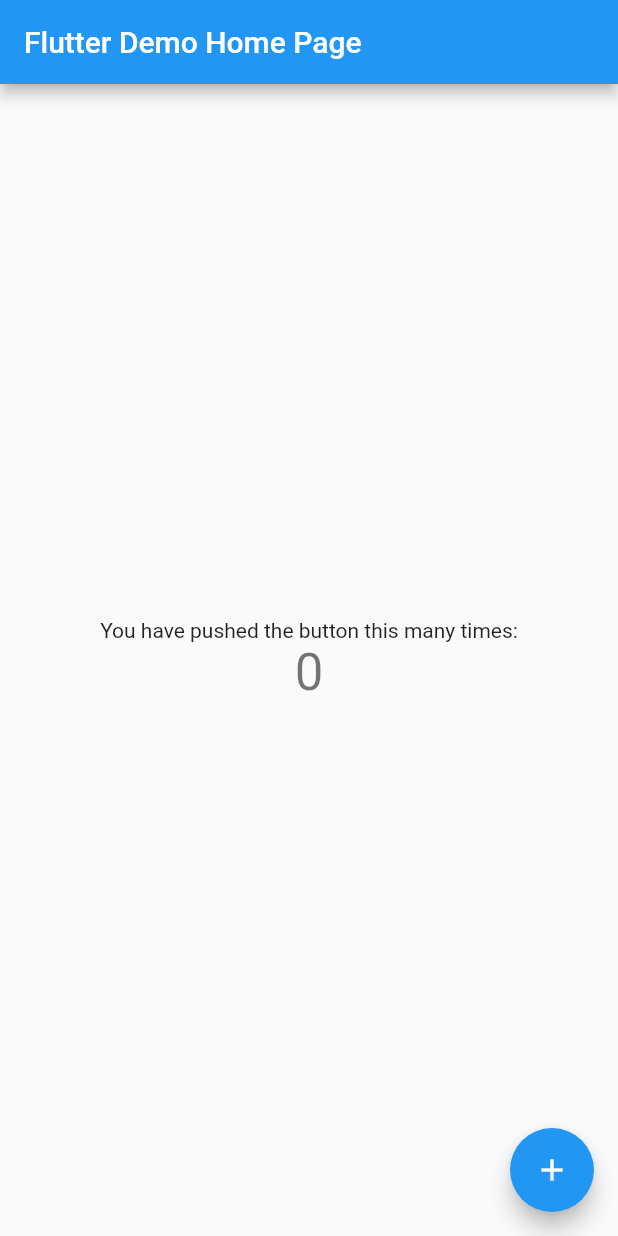
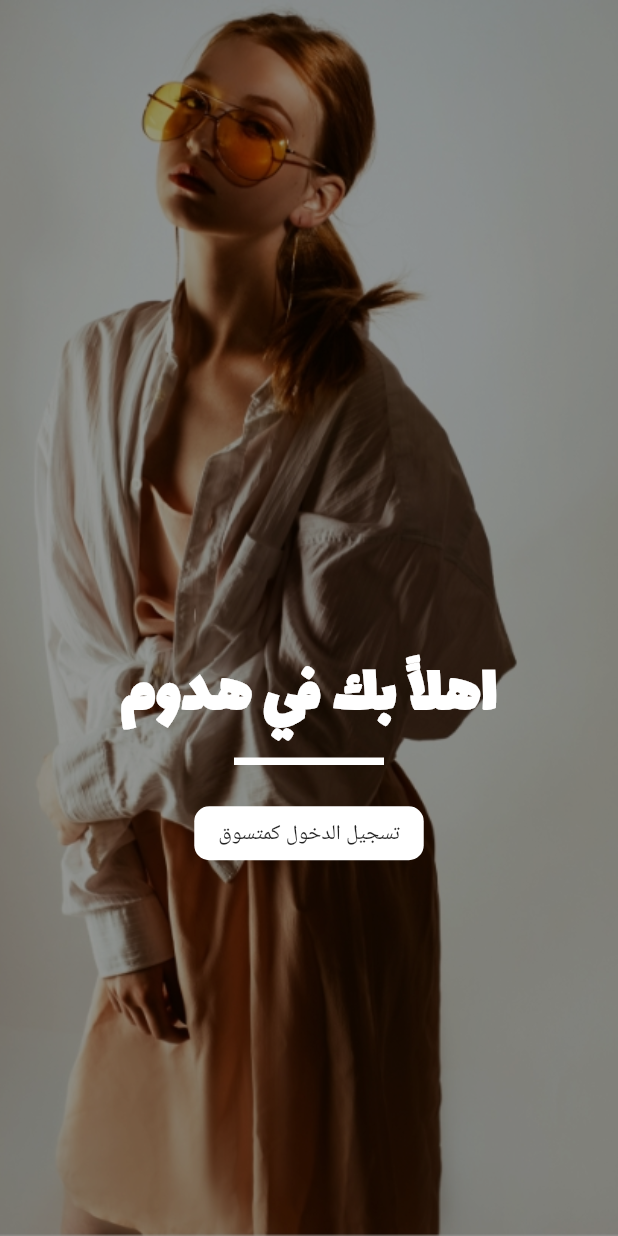
Before and after one commit to Asmaa933/Hodom-Task, a Flutter app: the screen it shows after launch, on a phone screen of 412 x 824 dp. Run offline on Flutter 3.47's test engine with Material 2 defaults, Android fonts, the phone set to English and light mode, and no system bars.

Commit message:
welcome screen
add font
add background image
working on welcome screen

```diff
--- /dev/null
+++ b/lib/WelcomeScreen.dart
@@ -0,0 +1,71 @@
+import 'package:flutter/material.dart';
+
+class WelcomeScreen extends StatelessWidget {
+  @override
+  Widget build(BuildContext context) {
+    return Scaffold(
+      body: SafeArea(
+        child: Container(
+          decoration: BoxDecoration(image: backgroundImage()),
+          child: Scaffold(
+            backgroundColor: Color.fromRGBO(0, 0, 0, 0.4),
+            body: Center(
+              child: Column(
+                mainAxisAlignment: MainAxisAlignment.center,
+                children: [
+                  addHeightSizedBox(200),
+                  welcomeText(),
+                  dividerLine(),
+                  Container(
+                    margin: EdgeInsets.all(16),
+                    child: FlatButton(
+                      shape: RoundedRectangleBorder(
+                        borderRadius: BorderRadius.circular(10),
+                      ),
+                      child: Text('تسجيل الدخول كمتسوق'),
+                      color: Colors.white,
+                      onPressed: () {},
+                    ),
+                  )
+                ],
+              ),
+            ),
+          ),
+        ),
+      ),
+    );
+  }
+}
+
+DecorationImage backgroundImage() {
+  return DecorationImage(
+    image: AssetImage('images/woman-standing.jpg'),
+    fit: BoxFit.cover,
+  );
+}
+
+Text welcomeText() {
+  return Text(
+    'اهلاً بك في هدوم',
+    style: TextStyle(
+      fontFamily: 'Lalezar',
+      fontSize: 45,
+      color: Colors.white,
+      fontWeight: FontWeight.bold,
+    ),
+  );
+}
+
+SizedBox dividerLine() {
+  return SizedBox(
+    width: 100,
+    child: Divider(
+      thickness: 5,
+      color: Colors.white,
+    ),
+  );
+}
+
+SizedBox addHeightSizedBox(double height) {
+  return SizedBox(height: height);
+}
--- a/lib/main.dart
+++ b/lib/main.dart
@@ -1,4 +1,5 @@
 import 'package:flutter/material.dart';
+import 'package:hodom_task/WelcomeScreen.dart';
 
 void main() {
   runApp(MyApp());
@@ -9,109 +10,9 @@ class MyApp extends StatelessWidget {
   @override
   Widget build(BuildContext context) {
     return MaterialApp(
-      title: 'Flutter Demo',
-      theme: ThemeData(
-        // This is the theme of your application.
-        //
-        // Try running your application with "flutter run". You'll see the
-        // application has a blue toolbar. Then, without quitting the app, try
-        // changing the primarySwatch below to Colors.green and then invoke
-        // "hot reload" (press "r" in the console where you ran "flutter run",
-        // or simply save your changes to "hot reload" in a Flutter IDE).
-        // Notice that the counter didn't reset back to zero; the application
-        // is not restarted.
-        primarySwatch: Colors.blue,
-        // This makes the visual density adapt to the platform that you run
-        // the app on. For desktop platforms, the controls will be smaller and
-        // closer together (more dense) than on mobile platforms.
-        visualDensity: VisualDensity.adaptivePlatformDensity,
-      ),
-      home: MyHomePage(title: 'Flutter Demo Home Page'),
+      debugShowCheckedModeBanner: false,
+      title: 'Hodom',
+      home: WelcomeScreen(),
     );
   }
 }
-
-class MyHomePage extends StatefulWidget {
-  MyHomePage({Key key, this.title}) : super(key: key);
-
-  // This widget is the home page of your application. It is stateful, meaning
-  // that it has a State object (defined below) that contains fields that affect
-  // how it looks.
-
-  // This class is the configuration for the state. It holds the values (in this
-  // case the title) provided by the parent (in this case the App widget) and
-  // used by the build method of the State. Fields in a Widget subclass are
-  // always marked "final".
-
-  final String title;
-
-  @override
-  _MyHomePageState createState() => _MyHomePageState();
-}
-
-class _MyHomePageState extends State<MyHomePage> {
-  int _counter = 0;
-
-  void _incrementCounter() {
-    setState(() {
-      // This call to setState tells the Flutter framework that something has
-      // changed in this State, which causes it to rerun the build method below
-      // so that the display can reflect the updated values. If we changed
-      // _counter without calling setState(), then the build method would not be
-      // called again, and so nothing would appear to happen.
-      _counter++;
-    });
-  }
-
-  @override
-  Widget build(BuildContext context) {
-    // This method is rerun every time setState is called, for instance as done
-    // by the _incrementCounter method above.
-    //
-    // The Flutter framework has been optimized to make rerunning build methods
-    // fast, so that you can just rebuild anything that needs updating rather
-    // than having to individually change instances of widgets.
-    return Scaffold(
-      appBar: AppBar(
-        // Here we take the value from the MyHomePage object that was created by
-        // the App.build method, and use it to set our appbar title.
-        title: Text(widget.title),
-      ),
-      body: Center(
-        // Center is a layout widget. It takes a single child and positions it
-        // in the middle of the parent.
-        child: Column(
-          // Column is also a layout widget. It takes a list of children and
-          // arranges them vertically. By default, it sizes itself to fit its
-          // children horizontally, and tries to be as tall as its parent.
-          //
-          // Invoke "debug painting" (press "p" in the console, choose the
-          // "Toggle Debug Paint" action from the Flutter Inspector in Android
-          // Studio, or the "Toggle Debug Paint" command in Visual Studio Code)
-          // to see the wireframe for each widget.
-          //
-          // Column has various properties to control how it sizes itself and
-          // how it positions its children. Here we use mainAxisAlignment to
-          // center the children vertically; the main axis here is the vertical
-          // axis because Columns are vertical (the cross axis would be
-          // horizontal).
-          mainAxisAlignment: MainAxisAlignment.center,
-          children: <Widget>[
-            Text(
-              'You have pushed the button this many times:',
-            ),
-            Text(
-              '$_counter',
-              style: Theme.of(context).textTheme.headline4,
-            ),
-          ],
-        ),
-      ),
-      floatingActionButton: FloatingActionButton(
-        onPressed: _incrementCounter,
-        tooltip: 'Increment',
-        child: Icon(Icons.add),
-      ), // This trailing comma makes auto-formatting nicer for build methods.
-    );
-  }
-}
```
Also changed, not shown: pubspec.yaml (+6 -29 lines), fonts/Lalezar-Regular.ttf (added), images/woman-standing.jpg (added).
